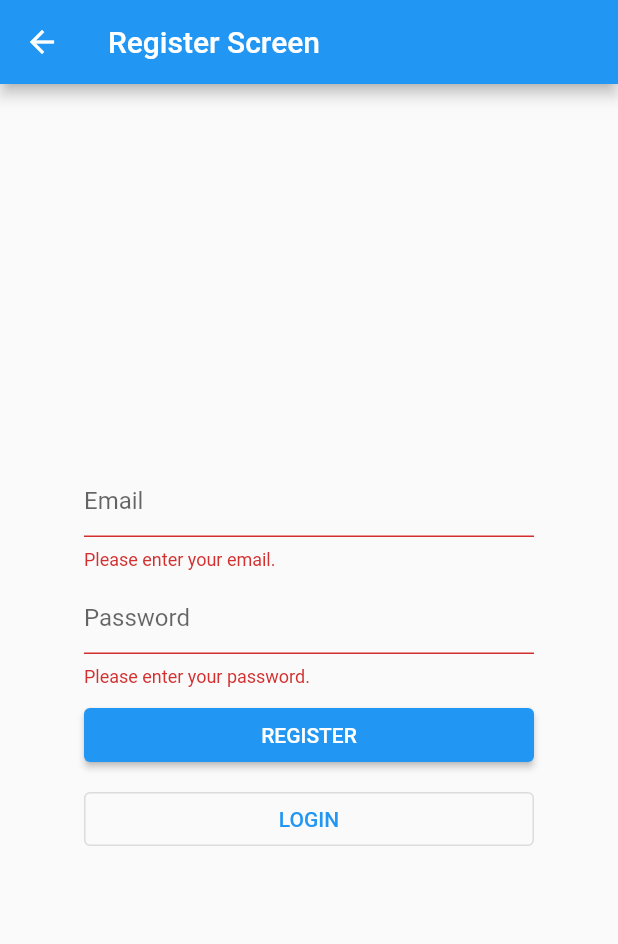
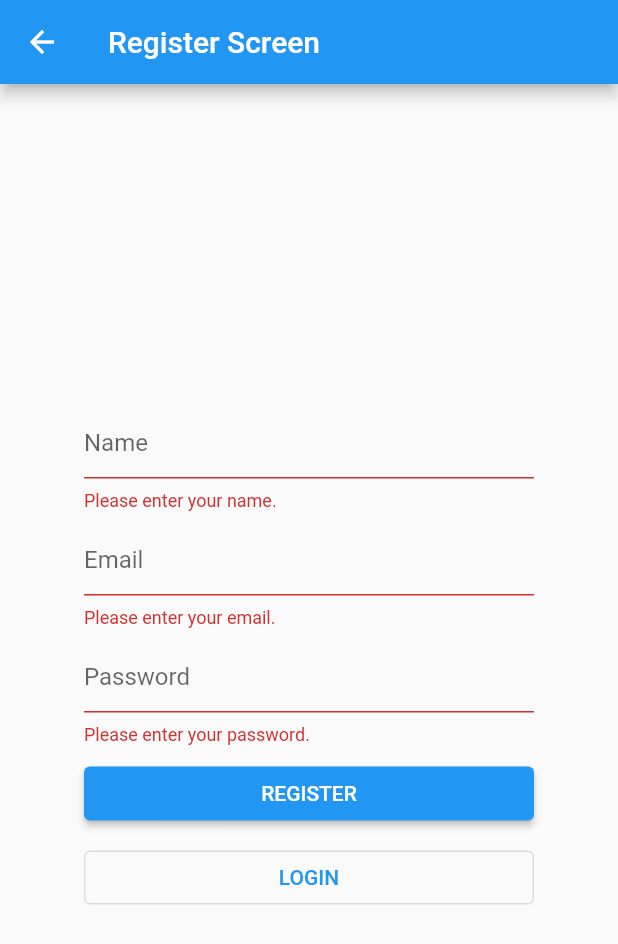
Before and after one commit to fadel06/submission-flutter-intermediate, a Flutter app: the RegisterScreen screen opened directly with empty values, after a tap on "REGISTER", on a phone screen of 412 x 824 dp. Shown: the top 944 px of the screen. Run offline on Flutter 3.47's test engine with Material 2 defaults, Android fonts, the phone set to English and light mode, and no system bars; our stand-ins replace lottie, shared_preferences; accounts and stored records are empty.

Commit message:
add register feature

```diff
--- a/submission_flutter_intermediate/lib/model/user.dart
+++ b/submission_flutter_intermediate/lib/model/user.dart
@@ -1,33 +1,35 @@
 import 'dart:convert';
 
 class User {
+  String? name;
   String? email;
   String? password;
 
-  User({this.email, this.password});
+  User({this.name, this.email, this.password});
 
   @override
   String toString() => 'User(email: $email, password: $password)';
 
   Map<String, dynamic> toMap() {
-    return {'email': email, 'password': password};
+    return {'name': name, 'email': email, 'password': password};
   }
 
   factory User.fromMap(Map<String, dynamic> map) {
-    return User(email: map['email'], password: map['password']);
+    return User(
+        name: map['name'], email: map['email'], password: map['password']);
   }
 
   String toJson() => json.encode(toMap());
 
   factory User.fromJson(String source) => User.fromMap(json.decode(source));
 
-  @override
-  bool operator ==(Object other) {
-    if (identical(this, other)) return true;
+  // @override
+  // bool operator ==(Object other) {
+  //   if (identical(this, other)) return true;
 
-    return other is User && other.email == email && other.password == password;
-  }
+  //   return other is User && other.email == email && other.password == password;
+  // }
 
-  @override
-  int get hashCode => Object.hash(email, password);
+  // @override
+  // int get hashCode => Object.hash(email, password);
 }
--- a/submission_flutter_intermediate/lib/provider/auth_provider.dart
+++ b/submission_flutter_intermediate/lib/provider/auth_provider.dart
@@ -54,14 +54,14 @@ class AuthProvider extends ChangeNotifier {
     return userState;
   }
 
-  Future<void> register(String name, String email, String password) async {
+  Future<void> register(User user) async {
     try {
       message = "";
       commonResponse = null;
       isLoadingRegister = true;
       notifyListeners();
 
-      commonResponse = await apiService.register(name, email, password);
+      commonResponse = await apiService.register(user);
       message = commonResponse?.message ?? 'success';
       isLoadingRegister = false;
       notifyListeners();
--- a/submission_flutter_intermediate/lib/screen/register_screen.dart
+++ b/submission_flutter_intermediate/lib/screen/register_screen.dart
@@ -1,5 +1,8 @@
+import 'dart:developer';
+
 import 'package:flutter/material.dart';
 import 'package:provider/provider.dart';
+import 'package:submission_flutter_intermediate/data/response/common_response.dart';
 
 import '../model/user.dart';
 import '../provider/auth_provider.dart';
@@ -20,8 +23,8 @@ class RegisterScreen extends StatefulWidget {
 
 class _RegisterScreenState extends State<RegisterScreen> {
   final emailController = TextEditingController();
-
   final passwordController = TextEditingController();
+  final nameController = TextEditingController();
 
   final formKey = GlobalKey<FormState>();
 
@@ -29,6 +32,7 @@ class _RegisterScreenState extends State<RegisterScreen> {
   void dispose() {
     emailController.dispose();
     passwordController.dispose();
+    nameController.dispose();
     super.dispose();
   }
 
@@ -47,6 +51,19 @@ class _RegisterScreenState extends State<RegisterScreen> {
               mainAxisAlignment: MainAxisAlignment.center,
               crossAxisAlignment: CrossAxisAlignment.stretch,
               children: [
+                TextFormField(
+                  controller: nameController,
+                  validator: (value) {
+                    if (value == null || value.isEmpty) {
+                      return 'Please enter your name.';
+                    }
+                    return null;
+                  },
+                  decoration: const InputDecoration(
+                    hintText: "Name",
+                  ),
+                ),
+                const SizedBox(height: 8),
                 TextFormField(
                   controller: emailController,
                   validator: (value) {
@@ -80,12 +97,12 @@ class _RegisterScreenState extends State<RegisterScreen> {
                         onPressed: () async {
                           if (formKey.currentState!.validate()) {
                             final User user = User(
+                              name: nameController.text,
                               email: emailController.text,
                               password: passwordController.text,
                             );
-                            final authRead = context.read<AuthProvider>();
-                            final result = await authRead.saveUser(user);
-                            if (result) widget.onRegister();
+                            await _onRegister(user);
+                            widget.onRegister();
                           }
                         },
                         child: const Text("REGISTER"),
@@ -102,4 +119,14 @@ class _RegisterScreenState extends State<RegisterScreen> {
       ),
     );
   }
+
+  _onRegister(User user) async {
+    final ScaffoldMessengerState scaffoldMessengerState =
+        ScaffoldMessenger.of(context);
+    final authProvider = context.read<AuthProvider>();
+    await authProvider.register(user);
+    if (authProvider.commonResponse != null) {}
+    scaffoldMessengerState
+        .showSnackBar(SnackBar(content: Text(authProvider.message)));
+  }
 }
```
Also changed, not shown: submission_flutter_intermediate/lib/api/api_service.dart (+9 -7 lines), 1 other file.
